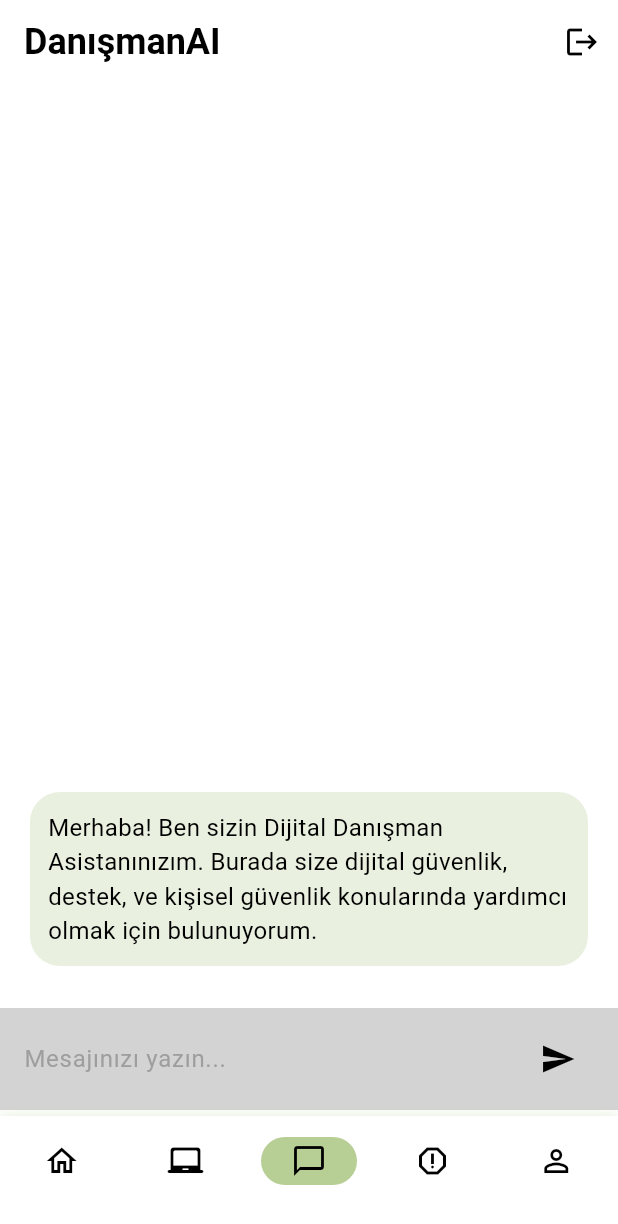
After one commit to GokceKy/digital_awareness_app, a Flutter app: the screen it shows once a user with an empty profile is signed in, item 3 of the bottom bar chosen, after a tap on the "send" icon, on a phone screen of 412 x 824 dp. The commit adds this screen. Shown: the top 1224 px of the screen. Run offline on Flutter 3.47's test engine with Material 3 defaults, Android fonts, the phone set to English and light mode, and no system bars; our stand-ins replace carousel_slider, firebase_auth, firebase_core, flutter_gemini; accounts and stored records are empty; network calls fail.

Commit message:
Add Chatbot

```diff
--- a/lib/view/base_screen.dart.dart
+++ b/lib/view/base_screen.dart.dart
@@ -1,4 +1,5 @@
 import 'package:digital_awareness_app/product/widgets/custom_app_bar.dart';
+import 'package:digital_awareness_app/view/chat/chat_screen.dart';
 import 'package:digital_awareness_app/view/home/home_screen.dart';
 import 'package:digital_awareness_app/view/profile/profile_screen.dart';
 import 'package:digital_awareness_app/view/report/report_bullying_screen.dart';
@@ -18,17 +19,19 @@ class _BaseScreenState extends State<BaseScreen> {
   final List<Widget> _pages = [
     HomeScreen(),
     const Center(child: Text('Help Page')),
+    ChatScreen(),
     const ReportBullyingScreen(),
     ProfileScreen(),
   ];
 
   final List<String> _titles = [
     'Home',
-    'Help',
+    'Eğitimler kurslar',
+    'DanışmanAI',
     'Dijital Zorbalığı İhbar Et',
     'Profile',
   ];
-
+//sk-1drX7XIoDQ49lqBgmWu76_TcOxMsJurqpShv1hFaYsT3BlbkFJ_fHY4Yw2I2MZH-noPmrffNdAJ2t0ua1q74HXN_HRsA
   // İkonlardan birine tıklandığında çalışacak fonksiyon
   void _onItemTapped(int index) {
     setState(() {
@@ -68,11 +71,15 @@ class _BaseScreenState extends State<BaseScreen> {
                 label: '',
               ),
               NavigationDestination(
-                icon: Icon(Icons.help_outline),
+                icon: Icon(Icons.laptop_chromebook_rounded),
                 label: '',
               ),
               NavigationDestination(
-                icon: Icon(Icons.clear),
+                icon: Icon(Icons.chat_bubble_outline_outlined),
+                label: '',
+              ),
+              NavigationDestination(
+                icon: Icon(Icons.report_gmailerrorred_outlined),
                 label: '',
               ),
               NavigationDestination(
--- /dev/null
+++ b/lib/view/chat/chat_screen.dart
@@ -0,0 +1,179 @@
+import 'package:flutter/material.dart';
+import 'package:flutter_gemini/flutter_gemini.dart';
+
+class ChatMessage {
+  final String text;
+  final bool sentByUser;
+
+  ChatMessage({required this.text, required this.sentByUser});
+}
+
+class ChatScreen extends StatefulWidget {
+  const ChatScreen({super.key});
+
+  @override
+  _ChatScreenState createState() => _ChatScreenState();
+}
+
+class _ChatScreenState extends State<ChatScreen> {
+  final List<ChatMessage> _messages = [];
+  final TextEditingController _textController = TextEditingController();
+  final int _maxResponseLength = 400;
+
+  bool _isSending = false;
+  bool _geminiInitialized = false;
+  String? _errorMessage;
+
+  final String _apiKey =
+      'AIzaSyDztn83phodTIO3HG3emXa93mcxW3X4Fj8'; // API anahtarınızı buraya ekleyin
+  Gemini? _gemini;
+
+  final String _systemPrompt =
+      "Merhaba! Ben sizin Dijital Danışman Asistanınızım. Burada size dijital güvenlik, destek, ve kişisel güvenlik konularında yardımcı olmak için bulunuyorum.";
+
+  @override
+  void initState() {
+    super.initState();
+    _initializeGemini();
+  }
+
+  Future<void> _initializeGemini() async {
+    final gemini = await Gemini.init(apiKey: _apiKey);
+    setState(() {
+      _gemini = gemini;
+      _geminiInitialized = true;
+      _messages.insert(
+        0,
+        ChatMessage(
+          text:
+              "Merhaba! Ben sizin Dijital Danışman Asistanınızım. Burada size dijital güvenlik, destek, ve kişisel güvenlik konularında yardımcı olmak için bulunuyorum.",
+          sentByUser: false,
+        ),
+      );
+    });
+  }
+
+  @override
+  Widget build(BuildContext context) {
+    return Scaffold(
+      backgroundColor: Theme.of(context).colorScheme.surface,
+      body: Column(
+        children: <Widget>[
+          Expanded(
+            child: ListView.builder(
+              reverse: true,
+              padding: const EdgeInsets.all(20),
+              itemCount: _messages.length,
+              itemBuilder: (context, index) {
+                final message = _messages[index];
+                return Align(
+                  alignment: message.sentByUser
+                      ? Alignment.centerRight
+                      : Alignment.centerLeft,
+                  child: Container(
+                    margin: const EdgeInsets.symmetric(vertical: 8),
+                    padding: const EdgeInsets.all(12),
+                    decoration: BoxDecoration(
+                      color: Theme.of(context)
+                          .colorScheme
+                          .secondary
+                          .withOpacity(0.30),
+                      borderRadius: BorderRadius.circular(20),
+                    ),
+                    child: Text(
+                      message.text,
+                      style: const TextStyle(fontSize: 16),
+                    ),
+                  ),
+                );
+              },
+            ),
+          ),
+          if (_geminiInitialized)
+            Container(
+              color: const Color(0xFFD3D3D3), // Açık gri arka plan
+              padding: const EdgeInsets.symmetric(horizontal: 16, vertical: 10),
+              child: Row(
+                children: <Widget>[
+                  Expanded(
+                    child: TextField(
+                      controller: _textController,
+                      style: const TextStyle(
+                          color: Colors.black), // Siyah yazı rengi
+                      decoration: const InputDecoration(
+                        hintText: 'Mesajınızı yazın...',
+                        hintStyle: TextStyle(color: Colors.grey),
+                        border: InputBorder.none,
+                      ),
+                      onSubmitted: (value) => _sendMessage(value),
+                    ),
+                  ),
+                  IconButton(
+                    icon: Icon(_isSending ? Icons.hourglass_empty : Icons.send,
+                        color: Colors.black),
+                    onPressed: _isSending
+                        ? null
+                        : () => _sendMessage(_textController.text),
+                  ),
+                ],
+              ),
+            ),
+          if (_errorMessage != null)
+            Padding(
+              padding: const EdgeInsets.all(16.0),
+              child: Center(
+                child: Text(_errorMessage!,
+                    style: const TextStyle(color: Colors.red)),
+              ),
+            ),
+          if (!_geminiInitialized && _errorMessage == null)
+            const Padding(
+              padding: EdgeInsets.all(16.0),
+              child: Center(child: CircularProgressIndicator()),
+            ),
+        ],
+      ),
+    );
+  }
+
+  void _sendMessage(String text) async {
+    if (text.trim().isNotEmpty && _gemini != null) {
+      setState(() {
+        _messages.insert(0, ChatMessage(text: text, sentByUser: true));
+        _isSending = true;
+        _errorMessage = null;
+      });
+
+      try {
+        final response =
+            await _gemini!.text(_systemPrompt + "\nKullanıcı: $text");
+
+        if (response != null && response.output != null) {
+          String geminiResponse = response.output!;
+
+          if (geminiResponse.length > _maxResponseLength) {
+            geminiResponse =
+                geminiResponse.substring(0, _maxResponseLength) + "...";
+          }
+
+          setState(() {
+            _messages.insert(
+                0, ChatMessage(text: geminiResponse, sentByUser: false));
+          });
+        } else {
+          throw Exception("Gemini'den geçerli bir yanıt alınamadı.");
+        }
+      } catch (e) {
+        setState(() {
+          _errorMessage = "Mesaj gönderilirken bir hata oluştu: $e";
+          _isSending = false;
+        });
+        print(_errorMessage);
+      } finally {
+        setState(() => _isSending = false);
+      }
+
+      _textController.clear();
+    }
+  }
+}
--- a/pubspec.yaml
+++ b/pubspec.yaml
@@ -42,6 +42,7 @@ dependencies:
   http: ^1.2.2
   carousel_slider: ^5.0.0
   flutter_svg: ^2.0.10+1
+  flutter_gemini: ^2.0.3
 
 
 dev_dependencies:
```
Also changed, not shown: pubspec.lock.
